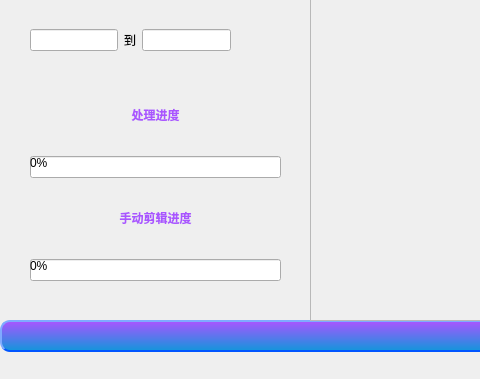
Before: the Qt Designer form demo.ui in HarryandJack/Surgical_video_clipping, drawn with Qt 5; both pictures show x 0 to 480 and y 463 to 842 of the 1125 by 842 pixel window.
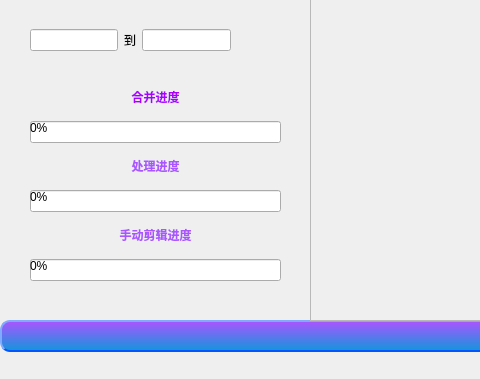
After: the same form once the commit is applied.

What changed in the file:
```diff
--- a/demo.ui
+++ b/demo.ui
@@ -293,6 +293,41 @@
      </rect>
     </property>
     <layout class="QVBoxLayout" name="verticalLayout_2">
+     <item>
+      <widget class="QLabel" name="label_6">
+       <property name="styleSheet">
+        <string notr="true">self.setStyleSheet(&quot;QLabel{background:white;}&quot;
+                   &quot;QLabel{color:rgb(100,100,100,250);font-size:15px;font-weight:bold;font-family:Roman times;}&quot;
+                   &quot;QLabel:hover{color:rgb(100,100,100,120);}&quot;)</string>
+       </property>
+       <property name="text">
+        <string>&lt;html&gt;&lt;head/&gt;&lt;body&gt;&lt;p align=&quot;center&quot;&gt;&lt;span style=&quot; font-weight:600; color:#aa00ff;&quot;&gt;合并进度&lt;/span&gt;&lt;/p&gt;&lt;/body&gt;&lt;/html&gt;</string>
+       </property>
+      </widget>
+     </item>
+     <item>
+      <widget class="QProgressBar" name="integrate_rate">
+       <property name="styleSheet">
+        <string notr="true">QProgressBar::chunk
+{
+border-radius:11px;
+background:qlineargradient(spread:pad,x1:0,y1:0,x2:1,y2:0,stop:0 #01FAFF,stop:1  #26B4FF);
+}
+QProgressBar#progressBar
+{
+height:22px;
+text-align:center;/*文本位置*/
+font-size:14px;
+color:white;
+border-radius:11px;
+background: #1D5573 ;
+}</string>
+       </property>
+       <property name="value">
+        <number>0</number>
+       </property>
+      </widget>
+     </item>
      <item>
       <widget class="QLabel" name="label_2">
        <property name="styleSheet">
```
